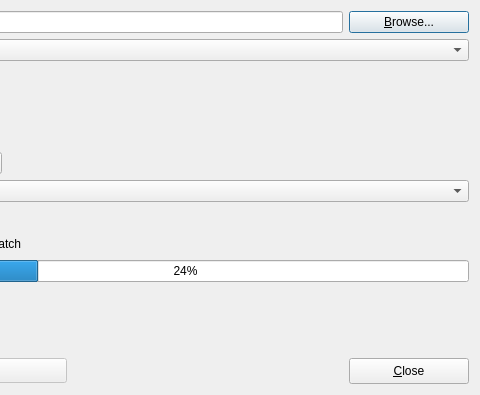
Qt form src/gui/src/ExportSongDialog_UI.ui (hydrogen-music/hydrogen) before a commit; both pictures show x 221 to 701 and y 0 to 395 of the 701 by 395 pixel window.
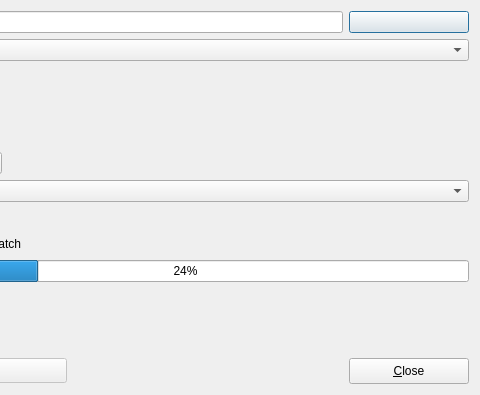
The same form after that commit. Custom widgets are drawn as their Qt base class.

Commit message: i18n: commonize "Browse..." string

The edit to the form file:
```diff
--- a/src/gui/src/ExportSongDialog_UI.ui
+++ b/src/gui/src/ExportSongDialog_UI.ui
@@ -94,7 +94,7 @@
             </size>
            </property>
            <property name="text">
-            <string>&amp;Browse...</string>
+            <string></string>
            </property>
            <property name="shortcut">
             <string>Alt+B</string>
```
The commit also changes 28 other files.
